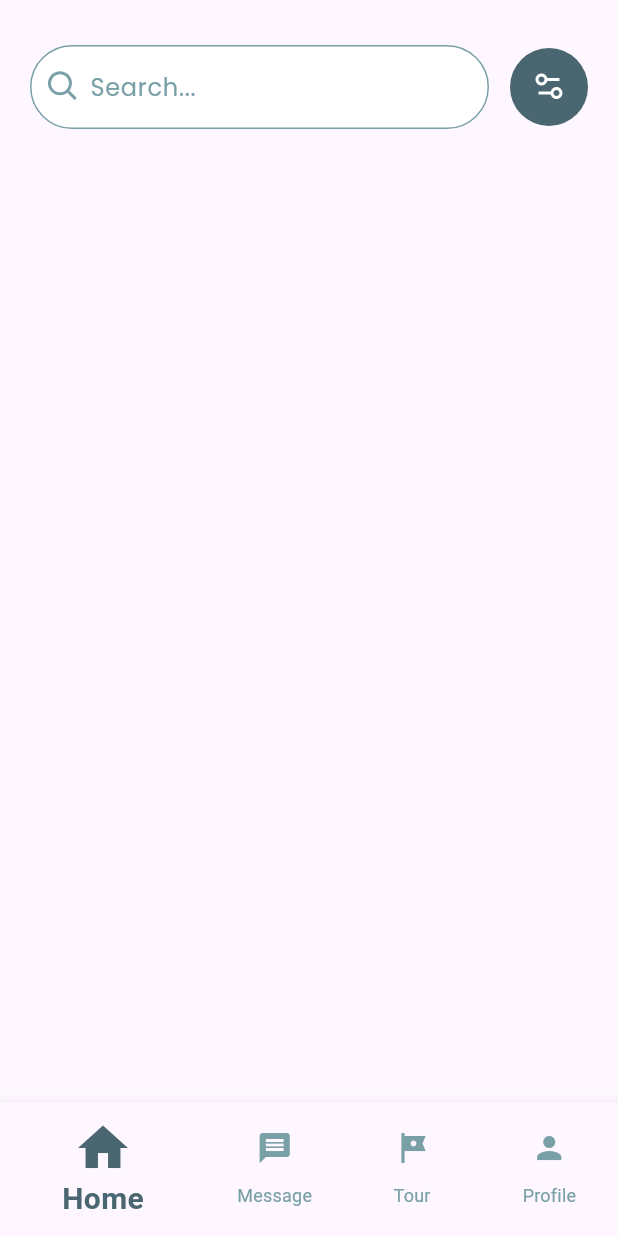
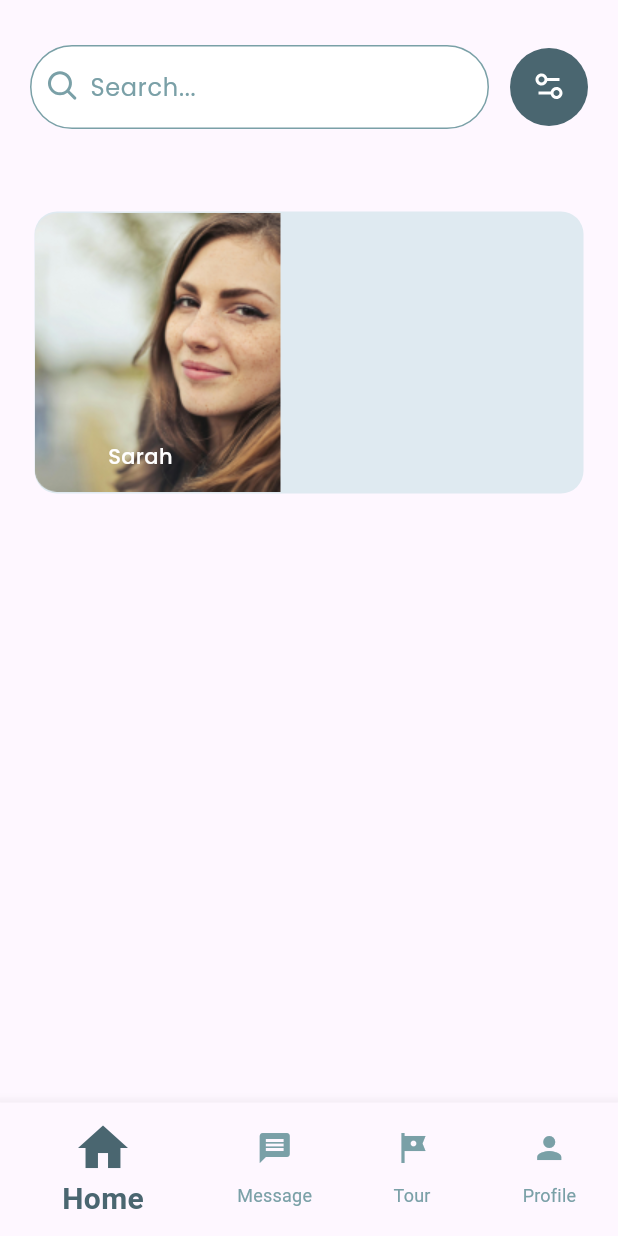
Before and after one commit to ftoome545/TravelMate-project, a Flutter app: the screen it shows after launch, on a phone screen of 412 x 824 dp. Run offline on Flutter 3.47's test engine with Material 3 defaults, Android fonts, the phone set to English and light mode, and no system bars; our stand-ins replace flutter_svg.

Commit message:
create the guide box

```diff
--- a/lib/utils/app_images.dart
+++ b/lib/utils/app_images.dart
@@ -67,8 +67,8 @@ class Assets {
   static const String imagesGuideOrTouristImage = "assets/images/guide_or_tourist_image.svg";
 
   /// Assets for imagesGuideSarahImage
-  /// assets/images/guide_Sarah_image.svg
-  static const String imagesGuideSarahImage = "assets/images/guide_Sarah_image.svg";
+  /// assets/images/guide_Sarah_image.png
+  static const String imagesGuideSarahImage = "assets/images/guide_Sarah_image.png";
 
   /// Assets for imagesHomeIcon
   /// assets/images/home_icon.svg
--- /dev/null
+++ b/lib/widgets/guide_image_and_name.dart
@@ -0,0 +1,35 @@
+import 'package:flutter/material.dart';
+import 'package:travel_mate/utils/app_images.dart';
+import 'package:travel_mate/utils/app_styles.dart';
+
+class GuideImageAndName extends StatelessWidget {
+  const GuideImageAndName({
+    super.key,
+  });
+
+  @override
+  Widget build(BuildContext context) {
+    return Stack(
+      children: [
+        ClipRRect(
+          borderRadius: const BorderRadius.only(
+            topLeft: Radius.circular(15),
+            bottomLeft: Radius.circular(15),
+          ),
+          child: Image.asset(
+            Assets.imagesGuideSarahImage,
+          ),
+        ),
+        Padding(
+          padding:
+              const EdgeInsets.only(top: 152, bottom: 7, left: 49, right: 49),
+          child: Text(
+            'Sarah',
+            style: AppStyles.styleMedium14
+                .copyWith(color: const Color(0xffFFFFFF)),
+          ),
+        )
+      ],
+    );
+  }
+}
--- a/lib/widgets/home_screen.dart
+++ b/lib/widgets/home_screen.dart
@@ -1,5 +1,8 @@
 import 'package:flutter/material.dart';
+import 'package:travel_mate/utils/app_images.dart';
+import 'package:travel_mate/utils/app_styles.dart';
 import 'package:travel_mate/widgets/filter_icon.dart';
+import 'package:travel_mate/widgets/guide_image_and_name.dart';
 import 'package:travel_mate/widgets/home_search_bar.dart';
 
 class HomeScreen extends StatelessWidget {
@@ -27,6 +30,25 @@ class HomeScreen extends StatelessWidget {
           ),
         ),
       ),
+      body: Padding(
+        padding: const EdgeInsets.only(top: 35, left: 23, right: 23),
+        child: Container(
+          height: 188,
+          decoration: ShapeDecoration(
+            color: const Color(0xffDFEAF1),
+            shape: RoundedRectangleBorder(
+              borderRadius: BorderRadius.circular(15),
+            ),
+          ),
+          child: const Row(
+            children: [
+              Expanded(
+                child: GuideImageAndName(),
+              )
+            ],
+          ),
+        ),
+      ),
     );
   }
 }
```
Also changed, not shown: assets/images/guide_Sarah_image.png (added).
